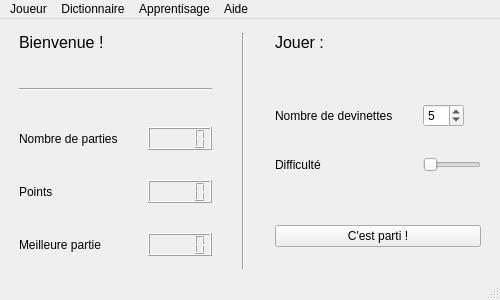
Above: gui/pythonndITAL.ui from blint6/ITAL before the change. Below: the same form after it.
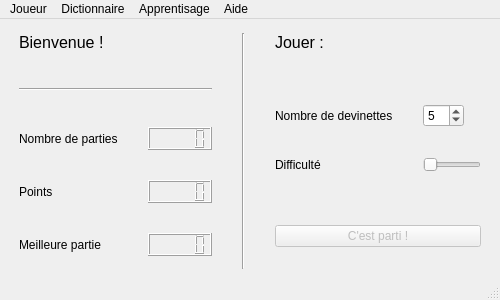
That is the form after the change.

The edit to the form file:
```diff
--- a/gui/pythonndITAL.ui
+++ b/gui/pythonndITAL.ui
@@ -261,6 +261,9 @@
         </item>
         <item>
          <widget class="QPushButton" name="startGameButton">
+          <property name="enabled">
+           <bool>false</bool>
+          </property>
           <property name="text">
            <string>C'est parti !</string>
           </property>
```
